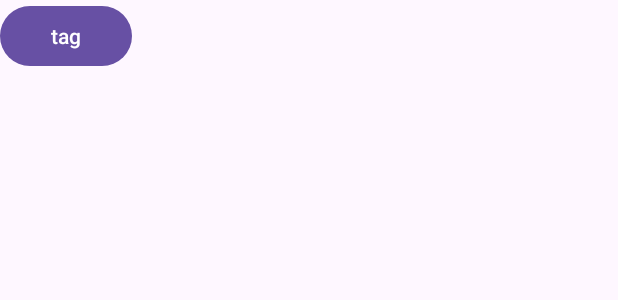
After one commit to DimaMaligon/DeliveryFood, an Android app: the layout tag_item_layout.xml on its own in the app's theme, with its tools: preview values and no code run, on a phone screen of 412 x 824 dp. The commit adds this screen. Shown: the top 300 px of the screen. Run offline under Robolectric (Android 15) with nearby library versions, the phone set to English and light mode, and no system bars; network calls fail.

Commit message:
add tags for app

```diff
--- /dev/null
+++ b/app/src/main/res/layout/tag_item_layout.xml
@@ -0,0 +1,17 @@
+<?xml version="1.0" encoding="utf-8"?>
+<androidx.constraintlayout.widget.ConstraintLayout xmlns:android="http://schemas.android.com/apk/res/android"
+    xmlns:app="http://schemas.android.com/apk/res-auto"
+    xmlns:tools="http://schemas.android.com/tools"
+    android:layout_width="wrap_content"
+    android:layout_height="wrap_content">
+
+    <Button
+        android:id="@+id/tag_button"
+        android:layout_width="wrap_content"
+        android:layout_height="wrap_content"
+        android:text="tag"
+        app:layout_constraintBottom_toBottomOf="parent"
+        app:layout_constraintEnd_toEndOf="parent"
+        app:layout_constraintStart_toStartOf="parent"
+        app:layout_constraintTop_toTopOf="parent" />
+</androidx.constraintlayout.widget.ConstraintLayout>
```
Also changed, not shown: app/src/main/java/com/example/deliveryfood/CategoryFragment.kt (+18 -6 lines), app/src/main/java/com/example/deliveryfood/MainFragment.kt (+7 -5 lines), app/src/main/java/com/example/deliveryfood/adapter/TagAdapter.kt (added, +46 -0 lines), app/src/main/java/com/example/deliveryfood/data/Categories.kt (added, +10 -0 lines), app/src/main/java/com/example/deliveryfood/view/CategoryViewModel.kt (+25 -3 lines), app/src/main/res/layout/cuisine_item_layout.xml (+6 -11 lines), app/src/main/res/layout/fragment_category.xml (+22 -4 lines).
